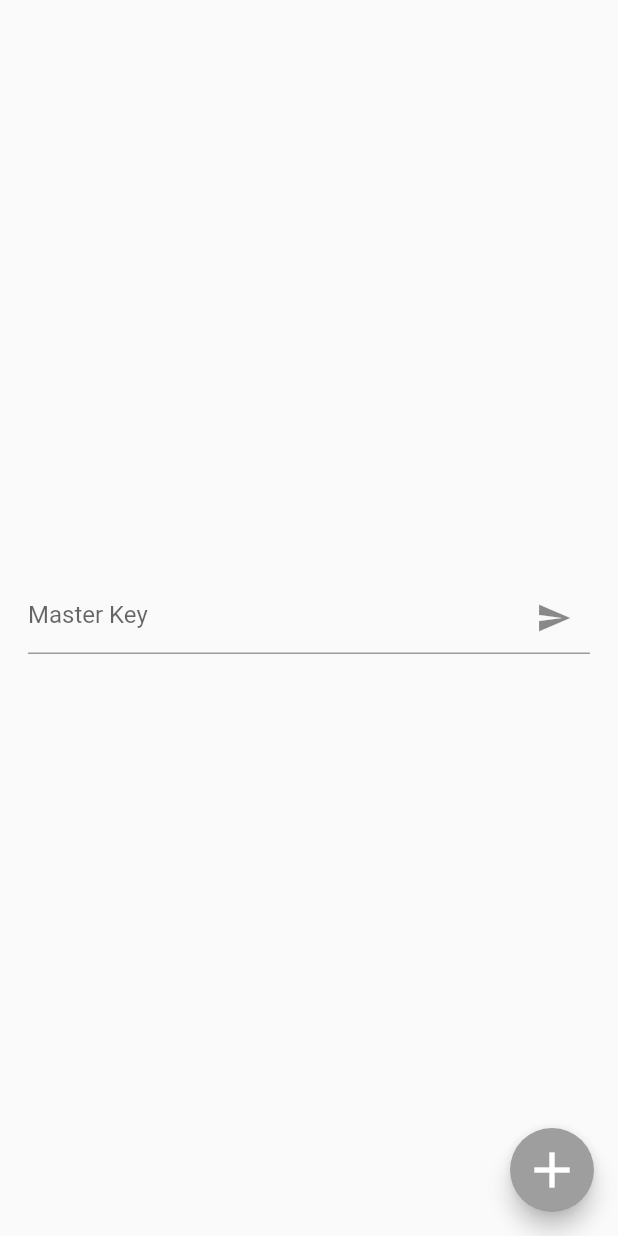
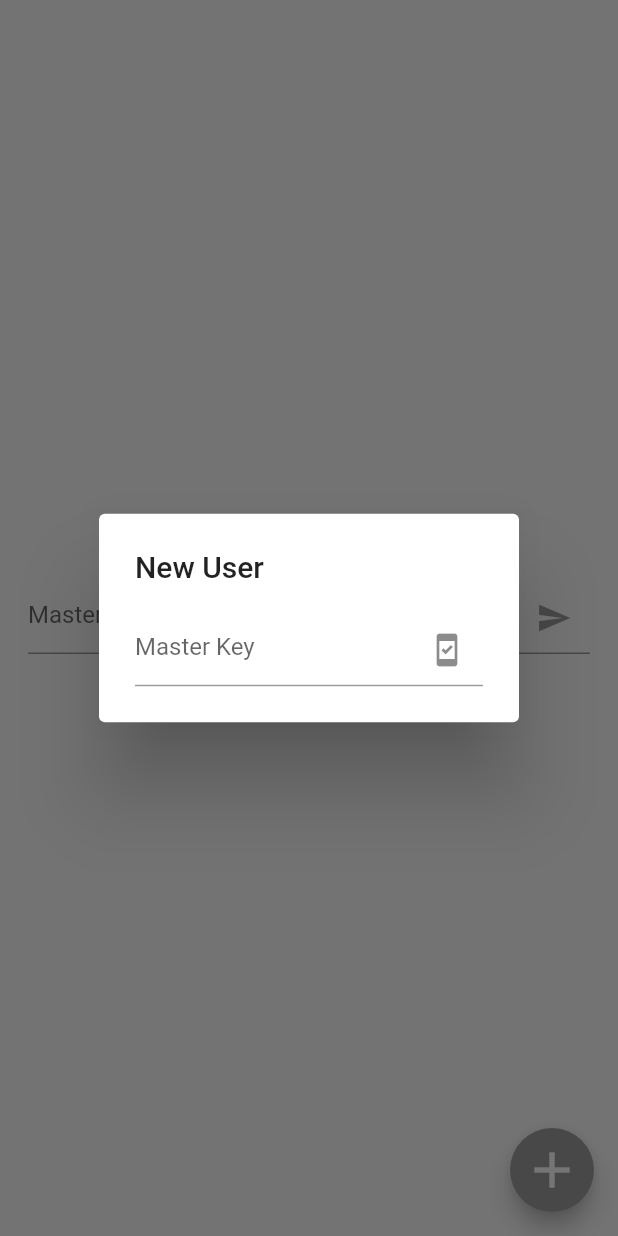
Before and after one commit to ibrahimsezer/passwordgen, a Flutter app: the screen it shows after launch, after a tap on the "add" icon, on a phone screen of 412 x 824 dp. Run offline on Flutter 3.47's test engine with Material 2 defaults, Android fonts, the phone set to English and light mode, and no system bars; our stand-ins replace flutter_secure_storage, hive, hive_flutter; accounts and stored records are empty; statements that could not run were skipped.

Commit message:
Update main.dart

```diff
--- a/lib/main.dart
+++ b/lib/main.dart
@@ -57,7 +57,26 @@ class _MyHomePageState extends State<MyHomePage> {
             Icons.add,
             size: 40.0,
           ),
-          onPressed: () async {},
+          onPressed: () {
+            showDialog(
+                context: context,
+                builder: (_) => AlertDialog(
+                      title: Text('New User'),
+                      content: TextFormField(
+                        controller: _controllerMaster,
+                        decoration: InputDecoration(
+                          hintText: 'Master Key',
+                          suffixIcon: IconButton(
+                            icon: const Icon(Icons.security_update_good),
+                            onPressed: () {
+
+                            },
+                          )
+
+                        ),
+                      ),
+                    ));
+          },
         ),
         body: Stack(
           children: [
@@ -71,8 +90,19 @@ class _MyHomePageState extends State<MyHomePage> {
                       suffixIcon: IconButton(
                         icon: const Icon(Icons.send),
                         onPressed: () {
+<<<<<<< Updated upstream
                           context.read<Password>().pass(_controllerMaster.text);
                           _showDialog(context);
+=======
+                          if (_controllerMaster.text.isEmpty) {
+                            _showDialog(context);
+                          } else {
+                            context
+                                .read<MasterKeyPage>()
+                                .pass(_controllerMaster.text);
+                            Beamer.of(context).beamToNamed("/password_page");
+                          }
+>>>>>>> Stashed changes
                         },
                       )),
                 ),
```
